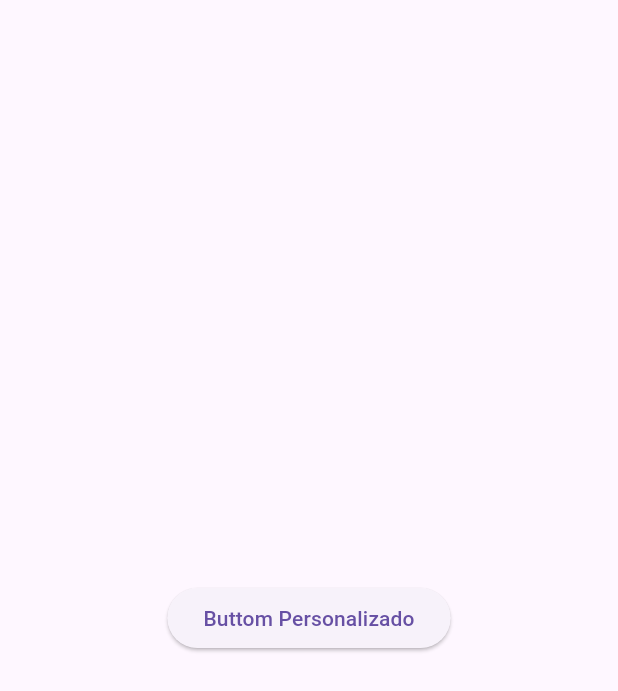
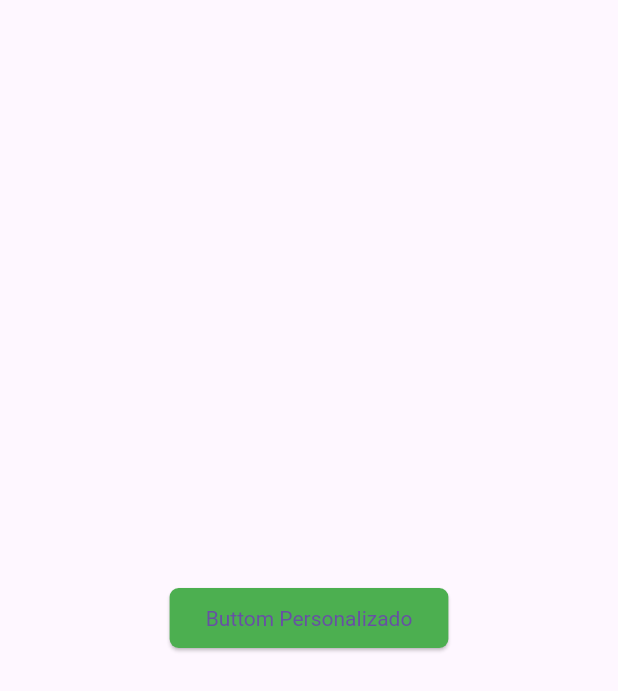
Before and after one commit to venancioalves/estudos-flutter, a Flutter app: the screen it shows after launch, on a phone screen of 412 x 824 dp. Shown: the top 691 px of the screen. Run offline on Flutter 3.47's test engine with Material 3 defaults, Android fonts, the light colour scheme and no system bars; our stand-ins replace carousel_slider.

Commit message:
Finalizando a aula: FLUTTER NV1 - [11] Criação de Widgets Personalizados
https://www.youtube.com/watch?v=7Ri33G1IKHE&t=31s

```diff
--- a/FLUTTER-NV1/aula11/lib/one_page.dart
+++ b/FLUTTER-NV1/aula11/lib/one_page.dart
@@ -9,6 +9,7 @@ class OnePage extends StatelessWidget {
     return Scaffold(
       body: Center(
         child: CustomButtonWidget(
+          disable: false,
           onPressed: () {},
           title: 'Buttom Personalizado',
         ),
--- a/FLUTTER-NV1/aula11/lib/widgets/custom_button_widget.dart
+++ b/FLUTTER-NV1/aula11/lib/widgets/custom_button_widget.dart
@@ -3,17 +3,30 @@ import 'package:flutter/material.dart';
 class CustomButtonWidget extends StatelessWidget {
   final VoidCallback onPressed;
   final String title;
-  const CustomButtonWidget({
-    super.key,
-    required this.onPressed,
-    required this.title,
-  });
+  final double? titleSize;
+  final bool disable;
+  const CustomButtonWidget(
+      {super.key,
+      required this.onPressed,
+      required this.title,
+      required this.disable,
+      this.titleSize});
 
   @override
   Widget build(BuildContext context) {
     return ElevatedButton(
-      onPressed: onPressed,
+      onPressed: disable ? null : onPressed,
       child: Text(title),
+      style: ButtonStyle(
+        backgroundColor: MaterialStateProperty.resolveWith<Color>((states) {
+          if (states.contains(MaterialState.disabled)) return Colors.red;
+          if (states.contains(MaterialState.pressed)) return Colors.blue;
+          return Colors.green;
+        }),
+        shape: MaterialStateProperty.all(
+            RoundedRectangleBorder(borderRadius: BorderRadius.circular(6))),
+        textStyle: MaterialStateProperty.all(TextStyle(fontSize: titleSize)),
+      ),
     );
   }
 }
```
